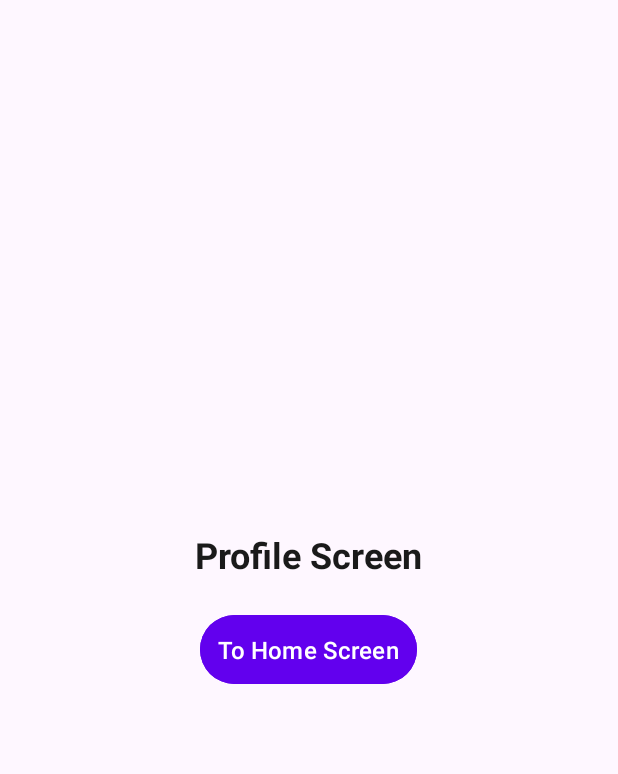
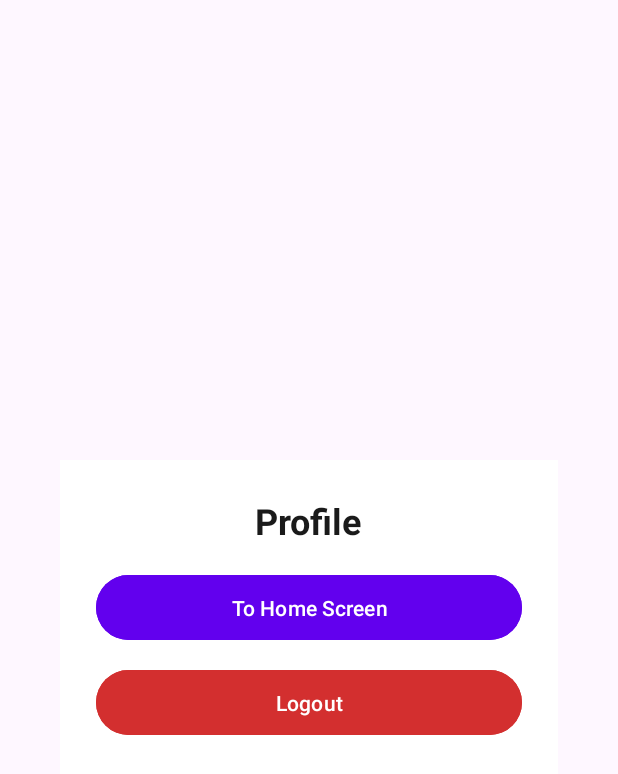
Before and after one commit to puscasp-mcmaster/DieSpy, an Android app: the ProfileFragment screen opened through its navigation route, on a phone screen of 412 x 824 dp. Shown: the top 774 px of the screen. Run offline under Robolectric (Android 15) with nearby library versions, the light colour scheme and no system bars; our stand-ins replace Firebase (no records; nobody signed in at launch, a user with empty details on screens opened directly).

Commit message:
added a SharedPrefManager.kt file for global variables and persistent logins. added logout feature as well. updated party creation to add logged in userid when creaed

```diff
--- /dev/null
+++ b/app/src/main/java/com/diespy/app/managers/profile/SharedPrefManager.kt
@@ -0,0 +1,41 @@
+package com.diespy.app.managers.profile
+
+import android.content.Context
+
+object SharedPrefManager {
+
+    private const val PREF_NAME = "UserPrefs"
+
+    // Define Keys
+    private const val KEY_LOGGED_IN_USER_ID = "loggedInUserId"
+    private const val KEY_USERNAME = "username"
+
+    // Get SharedPreferences Instance
+    private fun getPreferences(context: Context) =
+        context.getSharedPreferences(PREF_NAME, Context.MODE_PRIVATE)
+
+    // Save Logged-in User ID
+    fun saveLoggedInUserId(context: Context, userId: String) {
+        getPreferences(context).edit().putString(KEY_LOGGED_IN_USER_ID, userId).apply()
+    }
+
+    // Retrieve Logged-in User ID
+    fun getLoggedInUserId(context: Context): String? {
+        return getPreferences(context).getString(KEY_LOGGED_IN_USER_ID, null)
+    }
+
+    // Save Username
+    fun saveUsername(context: Context, username: String) {
+        getPreferences(context).edit().putString(KEY_USERNAME, username).apply()
+    }
+
+    // Retrieve Username
+    fun getUsername(context: Context): String? {
+        return getPreferences(context).getString(KEY_USERNAME, null)
+    }
+
+    // Clear All User Data (Logout)
+    fun clearUserData(context: Context) {
+        getPreferences(context).edit().clear().apply()
+    }
+}
--- a/app/src/main/java/com/diespy/app/ui/create_party/CreatePartyFragment.kt
+++ b/app/src/main/java/com/diespy/app/ui/create_party/CreatePartyFragment.kt
@@ -11,6 +11,7 @@ import androidx.navigation.fragment.findNavController
 import com.diespy.app.R
 import com.diespy.app.databinding.FragmentCreatePartyBinding
 import com.diespy.app.managers.party.PartyManager
+import com.diespy.app.managers.profile.SharedPrefManager
 import kotlinx.coroutines.launch
 
 class CreatePartyFragment : Fragment() {
@@ -28,10 +29,11 @@ class CreatePartyFragment : Fragment() {
 
         binding.createPartyButton.setOnClickListener {
             val partyName = binding.partyNameInput.text.toString().trim()
+            val userId = SharedPrefManager.getLoggedInUserId(requireContext()) ?: ""
 
             if (partyName.isNotEmpty()) {
                 lifecycleScope.launch {
-                    val success = partyManager.createParty(partyName, "test")
+                    val success = partyManager.createParty(partyName, userId)
                     if (success != null) {
                         binding.partyNameInput.text.clear()
                         Toast.makeText(requireContext(), "Party Created!", Toast.LENGTH_SHORT).show()
--- a/app/src/main/java/com/diespy/app/ui/login/LoginFragment.kt
+++ b/app/src/main/java/com/diespy/app/ui/login/LoginFragment.kt
@@ -11,10 +11,13 @@ import com.diespy.app.R
 import com.diespy.app.databinding.FragmentLoginBinding
 import com.diespy.app.managers.authentication.AuthenticationManager
 import kotlinx.coroutines.launch
+import com.diespy.app.managers.firestore.FireStoreManager
+import com.diespy.app.managers.profile.SharedPrefManager
 
 class LoginFragment : Fragment() {
 
     private val authManager = AuthenticationManager()
+    private val fireStoreManager = FireStoreManager()
     private var _binding: FragmentLoginBinding? = null
     private val binding get() = _binding!!
 
@@ -25,6 +28,13 @@ class LoginFragment : Fragment() {
 
     override fun onViewCreated(view: View, savedInstanceState: Bundle?) {
         super.onViewCreated(view, savedInstanceState)
+
+        // Retrieve logged in information and move to home screen if already logged in
+        val savedUserId = SharedPrefManager.getLoggedInUserId(requireContext())
+        if (!savedUserId.isNullOrEmpty()) {
+            findNavController().navigate(R.id.action_login_to_home)
+            return
+        }
 
         binding.toHomeScreenButton.setOnClickListener {
             handleLogin()
@@ -48,8 +58,18 @@ class LoginFragment : Fragment() {
             val isAuthenticated = authManager.authenticate(username, password)
 
             if (isAuthenticated == 1) {
-                binding.loginErrorMessage.visibility = View.GONE
-                findNavController().navigate(R.id.action_login_to_home)
+
+                val userDocumentId = fireStoreManager.getDocumentIdByField("Users", "username", username)
+
+                if (userDocumentId != null) {
+                    SharedPrefManager.saveUsername(requireContext(), username)
+                    SharedPrefManager.saveLoggedInUserId(requireContext(), userDocumentId)
+
+                    binding.loginErrorMessage.visibility = View.GONE
+                    findNavController().navigate(R.id.action_login_to_home)
+                } else {
+                    showError("Error retrieving user data")
+                }
             } else {
                 binding.loginPwInput.text.clear()
                 showError("Incorrect login, please try again")
--- a/app/src/main/res/layout/fragment_profile.xml
+++ b/app/src/main/res/layout/fragment_profile.xml
@@ -1,32 +1,54 @@
 <?xml version="1.0" encoding="utf-8"?>
-<FrameLayout xmlns:android="http://schemas.android.com/apk/res/android"
+<androidx.constraintlayout.widget.ConstraintLayout
+    xmlns:android="http://schemas.android.com/apk/res/android"
+    xmlns:app="http://schemas.android.com/apk/res-auto"
+    xmlns:tools="http://schemas.android.com/tools"
     android:layout_width="match_parent"
-    android:layout_height="match_parent">
+    android:layout_height="match_parent"
+    tools:context=".ui.profile.ProfileFragment">
 
     <LinearLayout
-        android:layout_width="match_parent"
-        android:layout_height="match_parent"
+        android:layout_width="0dp"
+        android:layout_height="wrap_content"
+        android:orientation="vertical"
         android:gravity="center"
-        android:orientation="vertical">
+        android:padding="24dp"
+        android:background="@android:color/white"
+        app:layout_constraintTop_toTopOf="parent"
+        app:layout_constraintBottom_toBottomOf="parent"
+        app:layout_constraintStart_toStartOf="parent"
+        app:layout_constraintEnd_toEndOf="parent"
+        android:layout_marginHorizontal="40dp">
 
         <TextView
+            android:id="@+id/profileTitle"
             android:layout_width="wrap_content"
             android:layout_height="wrap_content"
-            android:text="Profile Screen"
+            android:text="Profile"
             android:textSize="24sp"
             android:textStyle="bold"
-            android:layout_marginBottom="20dp"/>
+            android:layout_gravity="center"
+            android:layout_marginBottom="16dp"/>
 
         <Button
             android:id="@+id/toHomeScreenButton"
-            android:layout_width="wrap_content"
+            android:layout_width="match_parent"
             android:layout_height="wrap_content"
             android:text="To Home Screen"
+            android:backgroundTint="#6200EE"
+            android:textColor="#FFFFFF"
             android:padding="12dp"
-            android:textSize="16sp"
+            android:layout_marginBottom="12dp"/>
+
+        <Button
+            android:id="@+id/logoutButton"
+            android:layout_width="match_parent"
+            android:layout_height="wrap_content"
+            android:text="Logout"
+            android:backgroundTint="#D32F2F"
             android:textColor="#FFFFFF"
-            android:backgroundTint="#6200EE"
-            android:layout_marginBottom="10dp"/>
+            android:padding="12dp"/>
+
     </LinearLayout>
 
-</FrameLayout>
+</androidx.constraintlayout.widget.ConstraintLayout>
--- a/app/src/main/res/navigation/nav_graph.xml
+++ b/app/src/main/res/navigation/nav_graph.xml
@@ -123,6 +123,7 @@
         android:label="Profile"
         tools:layout="@layout/fragment_profile">
         <action android:id="@+id/action_profile_to_home" app:destination="@id/homeFragment"/>
+        <action android:id="@+id/action_profile_to_login" app:destination="@id/loginFragment"/>
     </fragment>
 
     <!-- Settings -->
```
Also changed, not shown: app/src/main/java/com/diespy/app/managers/firebase/FireStoreManager.kt (+31 -0 lines), app/src/main/java/com/diespy/app/ui/create_account/CreateAccountFragment.kt (+10 -0 lines), app/src/main/java/com/diespy/app/ui/profile/ProfileFragment.kt (+11 -2 lines).
